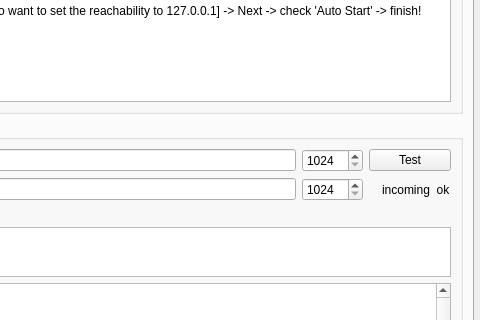
The window that retroshare-gui/src/gui/settings/ServerPage.ui (RetroShare/RetroShare) describes before a commit, drawn with Qt 5; both pictures show x 740 to 1220 and y 206 to 526 of the 1220 by 896 pixel window.
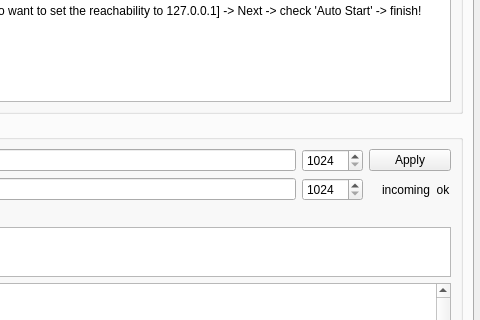
The same window after the commit. The open tabs and pages were chosen to show the change. Icons and pictures are not drawn.

Patch:
```diff
--- a/retroshare-gui/src/gui/settings/ServerPage.ui
+++ b/retroshare-gui/src/gui/settings/ServerPage.ui
@@ -985,7 +985,7 @@
                  <string>&lt;html&gt;&lt;head/&gt;&lt;body&gt;&lt;p&gt;This button simulates a SSL connection to your hidden address using the corresponding proxy. If your hidden node is reachable, it should cause a SSL handshake error, which RS will interpret as a valid connection state. This operation might also cause several &amp;quot;security warning&amp;quot; about connections from your local host IP (127.0.0.1) in the News Feed if you enabled it, which you should interpret as a sign of good communication.&lt;/p&gt;&lt;/body&gt;&lt;/html&gt;</string>
                 </property>
                 <property name="text">
-                 <string>Test</string>
+                 <string>Apply</string>
                 </property>
                </widget>
               </item>
```
Left out of the diff: 2 changed lines with no effect on the pictures.
